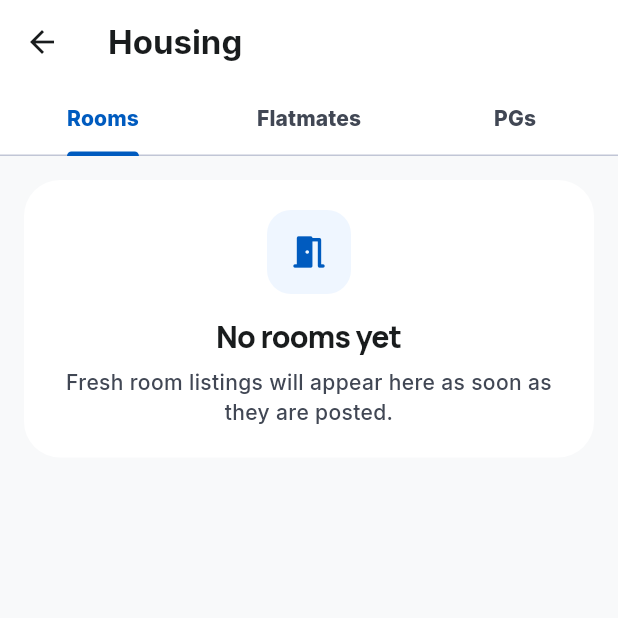
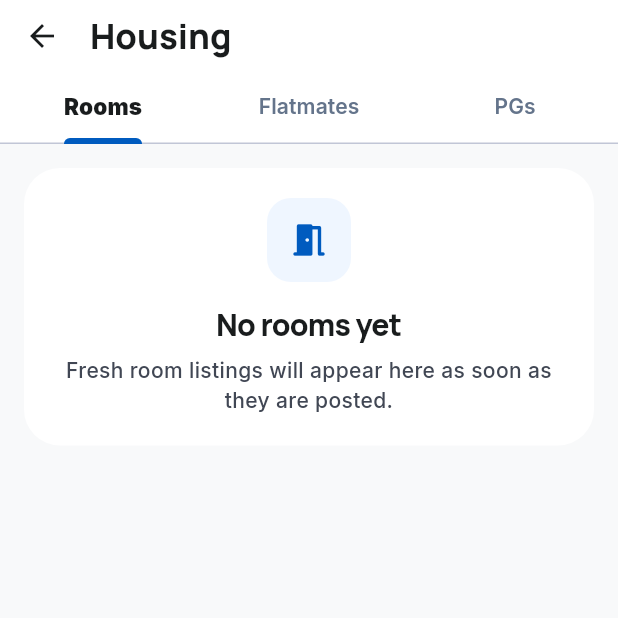
Before and after one commit to dhirajparihar/triozy, a Flutter app: the HousingFeedScreen screen opened directly, on a phone screen of 412 x 824 dp, the top half of it. Run offline on Flutter 3.47's test engine with Material 3 defaults, Android fonts, the light colour scheme and no system bars; our stand-ins replace cached_network_image, cloud_firestore, firebase_auth, firebase_core, firebase_messaging, flutter_local_notifications and 6 more; missing offline and left inert: in_app_update; accounts and stored records are empty.

```diff
--- a/lib/screens/housing_feed_screen.dart
+++ b/lib/screens/housing_feed_screen.dart
@@ -26,20 +26,43 @@ class HousingFeedScreen extends StatelessWidget {
           backgroundColor: Colors.white,
           foregroundColor: AppColors.onSurface,
           elevation: 0,
-          title: const Text('Housing'),
-          bottom: TabBar(
-            indicatorColor: AppColors.primary,
-            labelColor: AppColors.primary,
-            unselectedLabelColor: AppColors.onSurfaceVariant,
+          toolbarHeight: 48,
+          titleSpacing: 4,
+          title: Text(
+            'Housing',
+            style: AppTheme.headline(fontSize: 23, letterSpacing: 0),
+          ),
+          bottom: PreferredSize(
+            preferredSize: const Size.fromHeight(48),
+            child: Column(
+              mainAxisSize: MainAxisSize.min,
+              children: [
+                TabBar(
+                  indicator: const UnderlineTabIndicator(
+                    borderSide: BorderSide(color: AppColors.primary, width: 4),
+                    borderRadius: BorderRadius.vertical(
+                      top: Radius.circular(4),
+                    ),
+                  ),
+                  indicatorSize: TabBarIndicatorSize.label,
+                  labelColor: AppColors.onSurface,
+                  unselectedLabelColor: AppColors.slate500,
                   labelStyle: AppTheme.body(
+                    fontSize: 15,
+                    fontWeight: FontWeight.w900,
+                  ),
+                  unselectedLabelStyle: AppTheme.body(
                     fontSize: 14,
-              fontWeight: FontWeight.w800,
+                    fontWeight: FontWeight.w600,
                   ),
                   tabs: const [
                     Tab(text: 'Rooms'),
                     Tab(text: 'Flatmates'),
                     Tab(text: 'PGs'),
                   ],
+                ),
+              ],
+            ),
           ),
         ),
         body: const TabBarView(
```
Also changed, not shown: lib/screens/housing_entry_screen.dart (+4 -3 lines), lib/services/database_service.dart (+10 -0 lines). Lines whose indentation alone changed are shown as unchanged.
